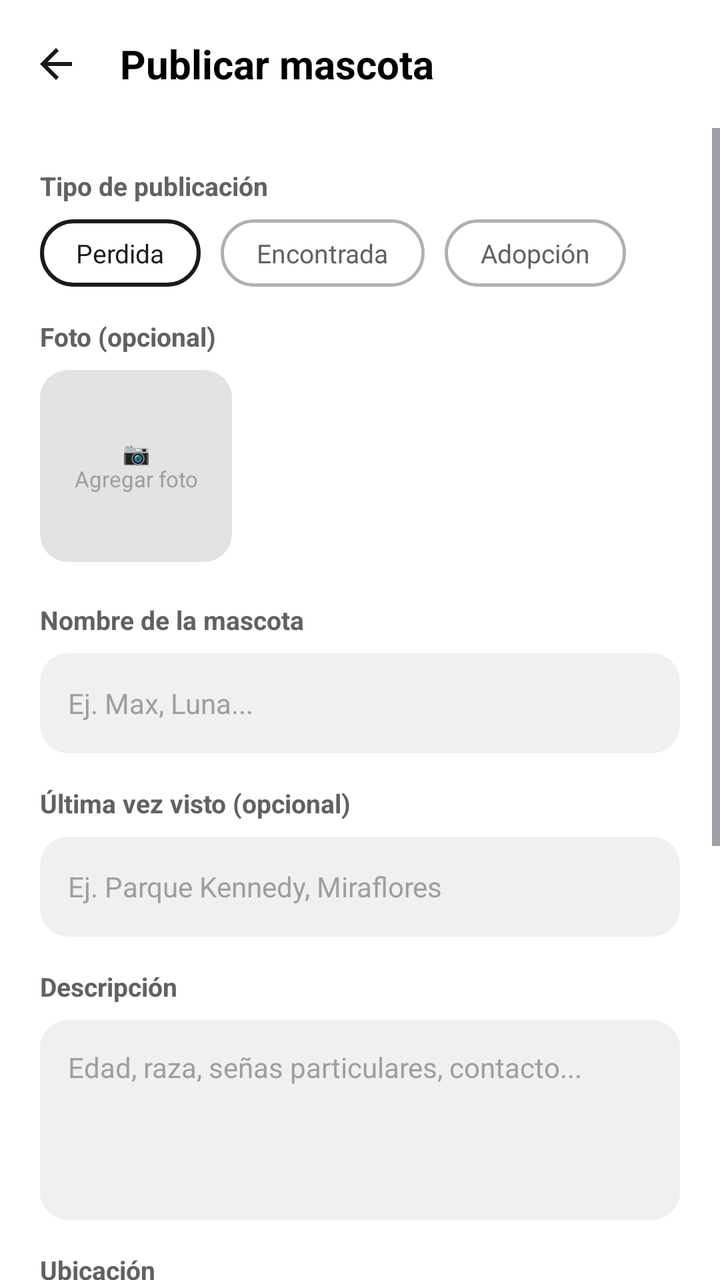
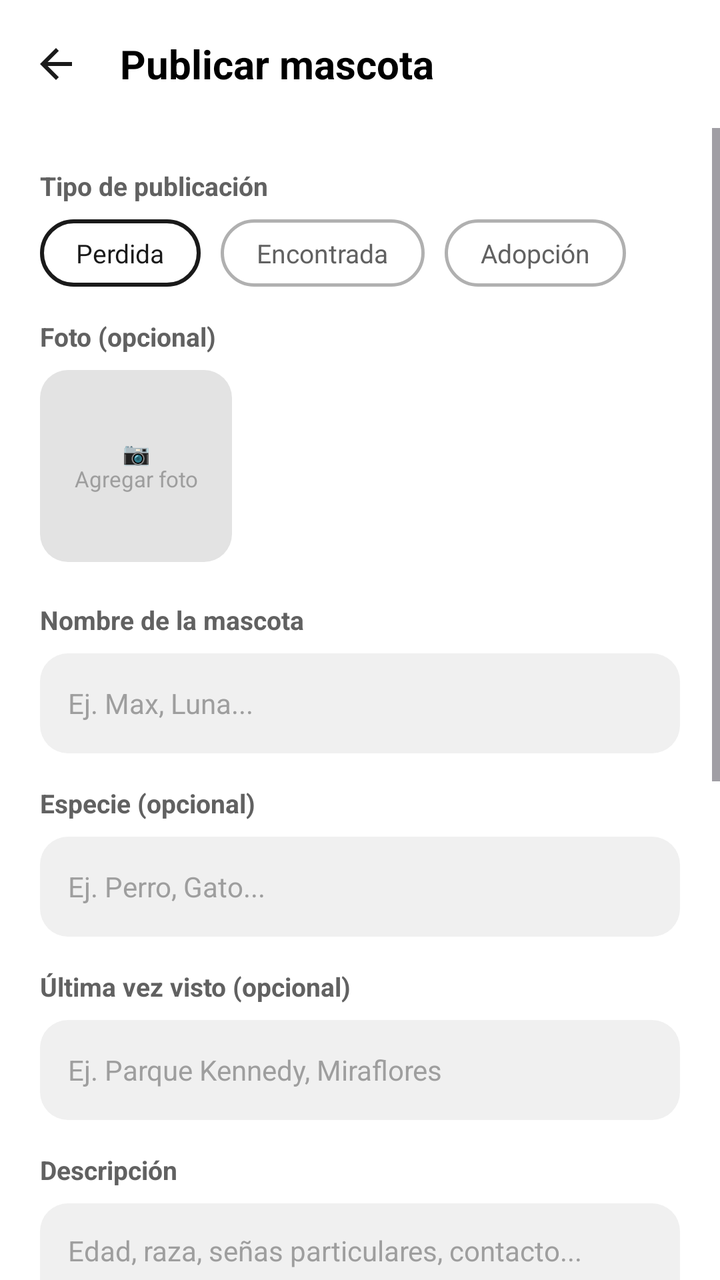

Compare the two renders of this Android layout. The source of the first and the diff that turns it into the second are given below.
<!-- AndroidManifest.xml: application theme Theme.PracticaFinal -->
<!-- res/layout/activity_crear_publicacion.xml -->
<?xml version="1.0" encoding="utf-8"?>
<androidx.constraintlayout.widget.ConstraintLayout xmlns:android="http://schemas.android.com/apk/res/android"
    xmlns:app="http://schemas.android.com/apk/res-auto"
    xmlns:tools="http://schemas.android.com/tools"
    android:layout_width="match_parent"
    android:layout_height="match_parent"
    android:background="#FFFFFF"
    tools:context=".CrearPublicacionActivity">

    
    <com.google.android.material.appbar.MaterialToolbar
        android:id="@+id/toolbar"
        android:layout_width="0dp"
        android:layout_height="?attr/actionBarSize"
        android:background="#FFFFFF"
        app:elevation="2dp"
        app:layout_constraintEnd_toEndOf="parent"
        app:layout_constraintStart_toStartOf="parent"
        app:layout_constraintTop_toTopOf="parent"
        app:navigationIcon="@drawable/ic_arrow_back"
        app:title="Publicar mascota"
        app:titleTextAppearance="@style/TextAppearance.AdopcionesTitle" />

    <ScrollView
        android:layout_width="0dp"
        android:layout_height="0dp"
        android:fillViewport="true"
        app:layout_constraintBottom_toBottomOf="parent"
        app:layout_constraintEnd_toEndOf="parent"
        app:layout_constraintStart_toStartOf="parent"
        app:layout_constraintTop_toBottomOf="@id/toolbar">

        <LinearLayout
            android:layout_width="match_parent"
            android:layout_height="wrap_content"
            android:orientation="vertical"
            android:paddingStart="20dp"
            android:paddingTop="20dp"
            android:paddingEnd="20dp"
            android:paddingBottom="28dp">

            
            <TextView
                android:layout_width="wrap_content"
                android:layout_height="wrap_content"
                android:text="Tipo de publicación"
                android:textColor="#616161"
                android:textSize="13sp"
                android:textStyle="bold" />

            <LinearLayout
                android:layout_width="match_parent"
                android:layout_height="wrap_content"
                android:layout_marginTop="8dp"
                android:orientation="horizontal">

                <TextView
                    android:id="@+id/chip_perdida"
                    android:layout_width="wrap_content"
                    android:layout_height="wrap_content"
                    android:background="@drawable/bg_chip_selected"
                    android:paddingStart="18dp"
                    android:paddingTop="8dp"
                    android:paddingEnd="18dp"
                    android:paddingBottom="8dp"
                    android:text="Perdida"
                    android:textColor="#1A1A1A"
                    android:textSize="13sp" />

                <TextView
                    android:id="@+id/chip_encontrada"
                    android:layout_width="wrap_content"
                    android:layout_height="wrap_content"
                    android:layout_marginStart="10dp"
                    android:background="@drawable/bg_chip"
                    android:paddingStart="18dp"
                    android:paddingTop="8dp"
                    android:paddingEnd="18dp"
                    android:paddingBottom="8dp"
                    android:text="Encontrada"
                    android:textColor="#616161"
                    android:textSize="13sp" />

                <TextView
                    android:id="@+id/chip_adopcion"
                    android:layout_width="wrap_content"
                    android:layout_height="wrap_content"
                    android:layout_marginStart="10dp"
                    android:background="@drawable/bg_chip"
                    android:paddingStart="18dp"
                    android:paddingTop="8dp"
                    android:paddingEnd="18dp"
                    android:paddingBottom="8dp"
                    android:text="Adopción"
                    android:textColor="#616161"
                    android:textSize="13sp" />
            </LinearLayout>

            
            <TextView
                android:layout_width="wrap_content"
                android:layout_height="wrap_content"
                android:layout_marginTop="16dp"
                android:text="Foto (opcional)"
                android:textColor="#616161"
                android:textSize="13sp"
                android:textStyle="bold" />

            <FrameLayout
                android:id="@+id/contenedor_foto"
                android:layout_width="96dp"
                android:layout_height="96dp"
                android:layout_marginTop="8dp"
                android:background="@drawable/bg_card_image"
                android:clickable="true"
                android:focusable="true">

                <ImageView
                    android:id="@+id/img_foto"
                    android:layout_width="match_parent"
                    android:layout_height="match_parent"
                    android:scaleType="centerCrop" />

                <TextView
                    android:id="@+id/tv_foto_hint"
                    android:layout_width="wrap_content"
                    android:layout_height="wrap_content"
                    android:layout_gravity="center"
                    android:text="📷\nAgregar foto"
                    android:textColor="#9E9E9E"
                    android:textSize="11sp"
                    android:gravity="center" />
            </FrameLayout>

            
            <TextView
                android:layout_width="wrap_content"
                android:layout_height="wrap_content"
                android:layout_marginTop="20dp"
                android:text="Nombre de la mascota"
                android:textColor="#616161"
                android:textSize="13sp"
                android:textStyle="bold" />

            <EditText
                android:id="@+id/et_nombre"
                android:layout_width="match_parent"
                android:layout_height="50dp"
                android:layout_marginTop="8dp"
                android:background="@drawable/bg_search_field"
                android:hint="Ej. Max, Luna..."
                android:importantForAutofill="no"
                android:inputType="text"
                android:paddingStart="14dp"
                android:paddingEnd="14dp"
                android:singleLine="true"
                android:textColor="#1A1A1A"
                android:textColorHint="#9E9E9E"
                android:textSize="14sp" />

            
            <TextView
                android:layout_width="wrap_content"
                android:layout_height="wrap_content"
                android:layout_marginTop="16dp"
                android:text="Última vez visto (opcional)"
                android:textColor="#616161"
                android:textSize="13sp"
                android:textStyle="bold" />

            <EditText
                android:id="@+id/et_ultimo_lugar"
                android:layout_width="match_parent"
                android:layout_height="50dp"
                android:layout_marginTop="8dp"
                android:background="@drawable/bg_search_field"
                android:hint="Ej. Parque Kennedy, Miraflores"
                android:importantForAutofill="no"
                android:inputType="text"
                android:paddingStart="14dp"
                android:paddingEnd="14dp"
                android:singleLine="true"
                android:textColor="#1A1A1A"
                android:textColorHint="#9E9E9E"
                android:textSize="14sp" />

            
            <TextView
                android:layout_width="wrap_content"
                android:layout_height="wrap_content"
                android:layout_marginTop="16dp"
                android:text="Descripción"
                android:textColor="#616161"
                android:textSize="13sp"
                android:textStyle="bold" />

            <EditText
                android:id="@+id/et_descripcion"
                android:layout_width="match_parent"
                android:layout_height="100dp"
                android:layout_marginTop="8dp"
                android:background="@drawable/bg_search_field"
                android:gravity="top|start"
                android:hint="Edad, raza, señas particulares, contacto..."
                android:importantForAutofill="no"
                android:inputType="textMultiLine"
                android:padding="14dp"
                android:textColor="#1A1A1A"
                android:textColorHint="#9E9E9E"
                android:textSize="14sp" />

            
            <TextView
                android:layout_width="wrap_content"
                android:layout_height="wrap_content"
                android:layout_marginTop="16dp"
                android:text="Ubicación"
                android:textColor="#616161"
                android:textSize="13sp"
                android:textStyle="bold" />

            <org.osmdroid.views.MapView
                android:id="@+id/mapa_crear"
                android:layout_width="match_parent"
                android:layout_height="220dp"
                android:layout_marginTop="8dp"
                android:background="#E3E3E3" />

            <TextView
                android:layout_width="wrap_content"
                android:layout_height="wrap_content"
                android:layout_marginTop="6dp"
                android:text="📍 Toca el mapa para elegir la ubicación"
                android:textColor="#9E9E9E"
                android:textSize="12sp" />

            
            <TextView
                android:id="@+id/tv_error"
                android:layout_width="wrap_content"
                android:layout_height="wrap_content"
                android:layout_marginTop="10dp"
                android:textColor="#E53935"
                android:textSize="12sp"
                android:visibility="gone" />

            
            <com.google.android.material.button.MaterialButton
                android:id="@+id/btn_publicar"
                style="@style/Widget.Material3.Button"
                android:layout_width="match_parent"
                android:layout_height="50dp"
                android:layout_marginTop="16dp"
                android:text="Publicar"
                android:textColor="#FFFFFF"
                android:textSize="14sp"
                android:textStyle="bold"
                app:backgroundTint="#1A1A1A"
                app:cornerRadius="25dp" />

        </LinearLayout>
    </ScrollView>

</androidx.constraintlayout.widget.ConstraintLayout>
<!-- resources referenced by this layout -->
<resources>
  <!-- drawable bg_card_image (drawable) -->
  <?xml version="1.0" encoding="utf-8"?>
  <shape xmlns:android="http://schemas.android.com/apk/res/android">
      <solid android:color="#E3E3E3" />
      <corners android:radius="14dp" />
  </shape>
  <!-- drawable bg_chip (drawable) -->
  <?xml version="1.0" encoding="utf-8"?>
  <shape xmlns:android="http://schemas.android.com/apk/res/android">
      <solid android:color="#00000000" />
      <corners android:radius="20dp" />
      <stroke
          android:width="1.5dp"
          android:color="#B0B0B0" />
  </shape>
  <!-- drawable bg_chip_selected (drawable) -->
  <?xml version="1.0" encoding="utf-8"?>
  <shape xmlns:android="http://schemas.android.com/apk/res/android">
      <solid android:color="#00000000" />
      <corners android:radius="20dp" />
      <stroke
          android:width="2dp"
          android:color="#1A1A1A" />
  </shape>
  <!-- drawable bg_search_field (drawable) -->
  <?xml version="1.0" encoding="utf-8"?>
  <shape xmlns:android="http://schemas.android.com/apk/res/android">
      <solid android:color="#F0F0F0" />
      <corners android:radius="14dp" />
  </shape>
  <!-- drawable ic_arrow_back (drawable) -->
  <?xml version="1.0" encoding="utf-8"?>
  <vector xmlns:android="http://schemas.android.com/apk/res/android"
      android:width="24dp"
      android:height="24dp"
      android:viewportWidth="24"
      android:viewportHeight="24">
      <path
          android:fillColor="#FF1A1A1A"
          android:pathData="M20,11H7.83l5.59,-5.59L12,4l-8,8 8,8 1.41,-1.41L7.83,13H20v-2z" />
  </vector>
  <style name="TextAppearance.AdopcionesTitle" parent="TextAppearance.Material3.TitleLarge">
          <item name="android:textStyle">bold</item>
          <item name="android:textColor">@android:color/black</item>
          <item name="android:textSize">20sp</item>
      </style>
  <style name="Theme.PracticaFinal" parent="Base.Theme.PracticaFinal" />
  <style name="Base.Theme.PracticaFinal" parent="Theme.Material3.DayNight.NoActionBar">
          
          
      </style>
</resources>

<!-- the commit's change to res/layout/activity_crear_publicacion.xml (unified diff, before → after) -->
@@ -163,6 +163,32 @@
                 android:layout_width="wrap_content"
                 android:layout_height="wrap_content"
                 android:layout_marginTop="16dp"
+                android:text="Especie (opcional)"
+                android:textColor="#616161"
+                android:textSize="13sp"
+                android:textStyle="bold" />
+
+            <EditText
+                android:id="@+id/et_especie"
+                android:layout_width="match_parent"
+                android:layout_height="50dp"
+                android:layout_marginTop="8dp"
+                android:background="@drawable/bg_search_field"
+                android:hint="Ej. Perro, Gato..."
+                android:importantForAutofill="no"
+                android:inputType="text"
+                android:paddingStart="14dp"
+                android:paddingEnd="14dp"
+                android:singleLine="true"
+                android:textColor="#1A1A1A"
+                android:textColorHint="#9E9E9E"
+                android:textSize="14sp" />
+
+            
+            <TextView
+                android:layout_width="wrap_content"
+                android:layout_height="wrap_content"
+                android:layout_marginTop="16dp"
                 android:text="Última vez visto (opcional)"
                 android:textColor="#616161"
                 android:textSize="13sp"
